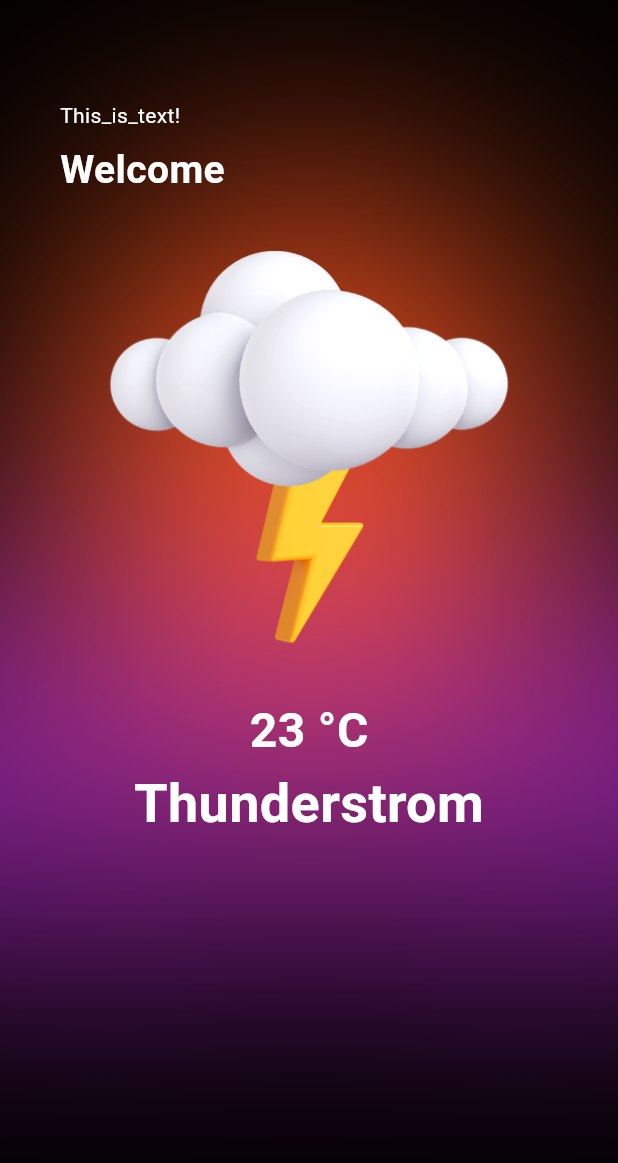
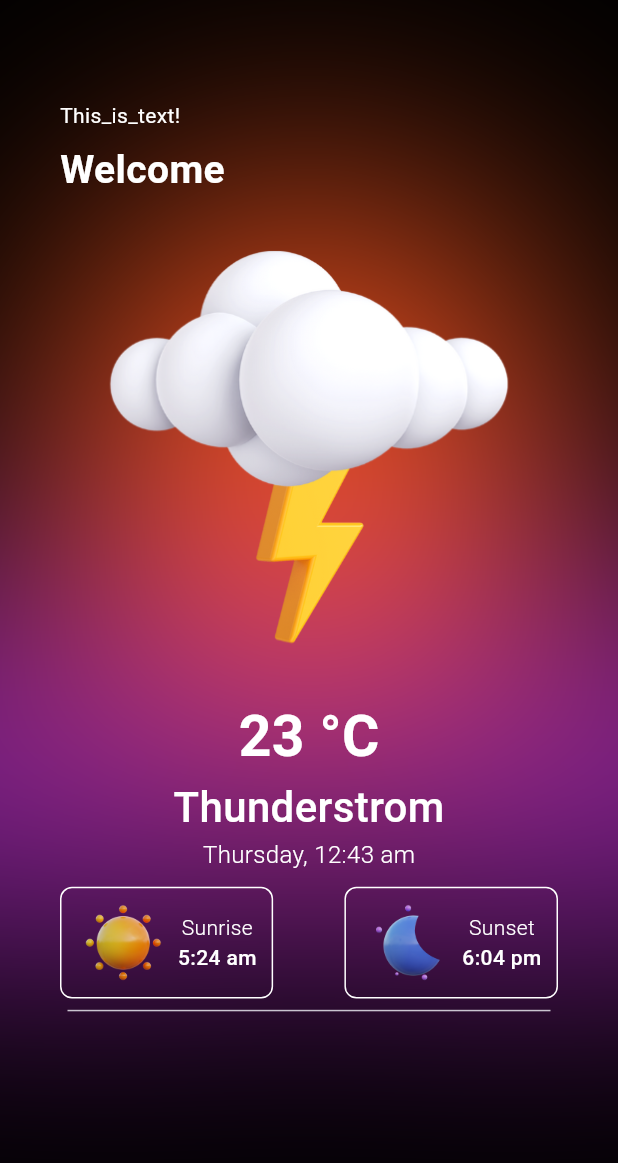
Before and after one commit to IrfanKarim101/weather_app, a Flutter app: the screen it shows after launch, on a phone screen of 412 x 824 dp. Shown: the top 1163 px of the screen. Run offline on Flutter 3.47's test engine with Material 3 defaults, Android fonts, the phone set to English and light mode, and no system bars; our stand-ins replace bloc, equatable.

Commit message:
working on UI

```diff
--- a/lib/screens/home_screen.dart
+++ b/lib/screens/home_screen.dart
@@ -96,7 +96,7 @@ class HomeScreen extends StatelessWidget {
                         '23 °C',
                         style: TextStyle(
                             color: Colors.white,
-                            fontSize: 32,
+                            fontSize: 38,
                             fontWeight: FontWeight.w700),
                       ),
                     ),
@@ -105,10 +105,107 @@ class HomeScreen extends StatelessWidget {
                         'Thunderstrom',
                         style: TextStyle(
                             color: Colors.white,
-                            fontSize: 36,
-                            fontWeight: FontWeight.w700),
+                            fontSize: 28,
+                            fontWeight: FontWeight.w500),
                       ),
-                    )
+                    ),
+                    const Center(
+                      child: Text(
+                        'Thursday, 12:43 am',
+                        style: TextStyle(
+                            color: Colors.white,
+                            fontSize: 16,
+                            fontWeight: FontWeight.w300),
+                      ),
+                    ),
+                    const SizedBox(
+                      height: 10,
+                    ),
+                    //?_____________________________ Rows _______________________
+                    Row(
+                      mainAxisAlignment: MainAxisAlignment.spaceBetween,
+                      children: [
+                        Container(
+                          padding: const EdgeInsets.symmetric(
+                              vertical: 5, horizontal: 10),
+                          decoration: BoxDecoration(
+                            //add a thin border
+                            border: Border.all(color: Colors.white, width: 1),
+                            borderRadius: BorderRadius.circular(8),
+                          ),
+                          child: Row(
+                            children: [
+                              Image.asset(
+                                'assets/11.png',
+                                scale: 8,
+                              ),
+                              const SizedBox(
+                                width: 5,
+                              ),
+                              const Column(
+                                mainAxisAlignment: MainAxisAlignment.start,
+                                children: [
+                                  Text(
+                                    'Sunrise',
+                                    style: TextStyle(
+                                        fontSize: 14,
+                                        color: Colors.white,
+                                        fontWeight: FontWeight.w300),
+                                  ),
+                                  Text(
+                                    '5:24 am',
+                                    style: TextStyle(
+                                        color: Colors.white,
+                                        fontSize: 14,
+                                        fontWeight: FontWeight.w500),
+                                  ),
+                                ],
+                              )
+                            ],
+                          ),
+                        ),
+                        Container(
+                          padding: const EdgeInsets.symmetric(
+                              vertical: 5, horizontal: 10),
+                          decoration: BoxDecoration(
+                            //add a thin border
+                            border: Border.all(color: Colors.white, width: 1),
+                            borderRadius: BorderRadius.circular(8),
+                          ),
+                          child: Row(
+                            children: [
+                              Image.asset(
+                                'assets/12.png',
+                                scale: 8,
+                              ),
+                              const SizedBox(
+                                width: 5,
+                              ),
+                              const Column(
+                                mainAxisAlignment: MainAxisAlignment.start,
+                                children: [
+                                  Text(
+                                    'Sunset',
+                                    style: TextStyle(
+                                        fontSize: 14,
+                                        color: Colors.white,
+                                        fontWeight: FontWeight.w300),
+                                  ),
+                                  Text(
+                                    '6:04 pm',
+                                    style: TextStyle(
+                                        color: Colors.white,
+                                        fontSize: 14,
+                                        fontWeight: FontWeight.w500),
+                                  ),
+                                ],
+                              )
+                            ],
+                          ),
+                        ),
+                      ],
+                    ),
+                    const Padding(padding: EdgeInsets.symmetric(horizontal: 5),child: Divider(),)//!____________ Divider___________
                   ],
                 ),
               ),
```
